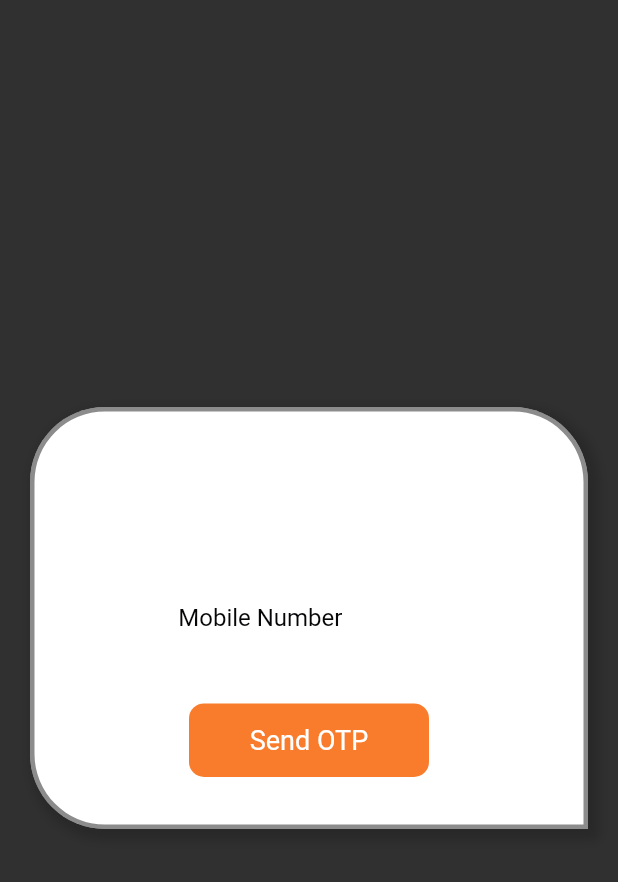
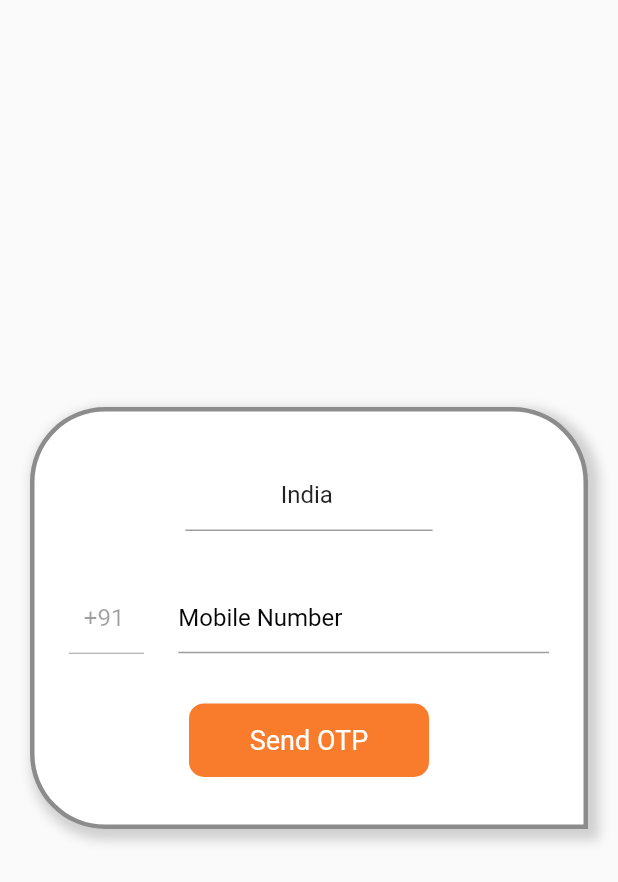
Before and after one commit to Utsav-Virani/Connection, a Flutter app: the screen it shows after launch, on a phone screen of 412 x 824 dp. Shown: the top 882 px of the screen. Run offline on Flutter 3.47's test engine with Material 2 defaults, Android fonts, the phone set to English and light mode, and no system bars; our stand-ins replace cloud_firestore, firebase_auth, firebase_core, pinput, shared_preferences; accounts and stored records are empty.

Commit message:
working on Mobile Authentication and it's UI

```diff
--- a/lib/data/Colors/colorpanel.dart
+++ b/lib/data/Colors/colorpanel.dart
@@ -2,23 +2,23 @@ import 'package:flutter/material.dart';
 
 // ignore: non_constant_identifier_names
 Map<String, Color> ColorPalette = {
-  "swatch 1": Color(0xFFfcfdfd),
-  "swatch 2": Color(0xFF21c293),
-  "swatch 3": Color(0xFFd9dfdf),
-  "swatch 4": Color(0xFF399c7d),
-  "swatch 5": Color(0xFFf8cb43),
-  "swatch 6": Color(0xFFf97c2c),
-  "swatch 7": Color(0xFF87b6d8),
-  "swatch 8": Color(0xFF8bcf62),
-  "swatch 9": Color(0xFFf6f2e6),
-  "swatch 10": Color(0xFFe6d0ba),
-  "swatch 11": Color(0xFFeb5634),
-  "swatch 12": Color(0xFFaaa6cd),
-  "swatch 13": Color(0xFF6968ea),
-  "swatch 14": Color(0xFFee8644),
-  "swatch 15": Color(0xFF060507),
-  "swatch 16": Color(0xFFa9a5d5),
-  "swatch 17": Color(0xFF4d4253),
-  "swatch 18": Color(0xFF75719d),
-  "swatch 19": Color(0xFFf52416),
+  "swatch_1": Color(0xFFfcfdfd),
+  "swatch_2": Color(0xFF21c293),
+  "swatch_3": Color(0xFFd9dfdf),
+  "swatch_4": Color(0xFF399c7d),
+  "swatch_5": Color(0xFFf8cb43),
+  "swatch_6": Color(0xFFf97c2c),
+  "swatch_7": Color(0xFF87b6d8),
+  "swatch_8": Color(0xFF8bcf62),
+  "swatch_9": Color(0xFFf6f2e6),
+  "swatch_10": Color(0xFFe6d0ba),
+  "swatch_11": Color(0xFFeb5634),
+  "swatch_12": Color(0xFFaaa6cd),
+  "swatch_13": Color(0xFF6968ea),
+  "swatch_14": Color(0xFFee8644),
+  "swatch_15": Color(0xFF060507),
+  "swatch_16": Color(0xFFa9a5d5),
+  "swatch_17": Color(0xFF4d4253),
+  "swatch_18": Color(0xFF75719d),
+  "swatch_19": Color(0xFFf52416),
 };
--- a/lib/main.dart
+++ b/lib/main.dart
@@ -1,3 +1,4 @@
+import 'package:connection/data/Colors/colorpanel.dart';
 import 'package:connection/screens/Authentication/Authentication.dart';
 import 'package:connection/screens/HomeView.dart';
 import 'package:connection/widgets/widget.dart';
@@ -19,16 +20,22 @@ class MyApp extends StatelessWidget {
       title: "Connection",
       debugShowCheckedModeBanner: false,
       theme: ThemeData(
-        brightness: Brightness.dark,
+        brightness: Brightness.light,
+        // primarySwatch: MaterialColor(
+        //   0xFF399c7d,
+        //   <int, Color>{
+        //     100: ColorPalette['swatch_4'],
+        //   },
+        // ),
       ),
       home: StreamBuilder(
         stream: FirebaseAuth.instance.authStateChanges(),
         builder: (context, userSnapsort) {
-          // if (userSnapsort.hasData) {
-          //   return HomeView();
-          // } else {
-          return Authentication();
-          // }
+          if (userSnapsort.hasData) {
+            return HomeView();
+          } else {
+            return Authentication();
+          }
         },
       ),
     );
--- a/lib/screens/Authentication/Authentication.dart
+++ b/lib/screens/Authentication/Authentication.dart
@@ -1,5 +1,6 @@
 import 'package:connection/data/Colors/colorpanel.dart';
 import 'package:connection/modal/CountrySelecter.dart';
+import 'package:connection/screens/Authentication/OTPScreen.dart';
 import 'package:flutter/material.dart';
 
 class Authentication extends StatefulWidget {
@@ -8,9 +9,19 @@ class Authentication extends StatefulWidget {
 }
 
 class _AuthenticationState extends State<Authentication> {
-  TextEditingController _countryNameController = new TextEditingController();
+  TextEditingController _countryNameController =
+      new TextEditingController(text: "India");
   TextEditingController _phoneNumberController = new TextEditingController();
-  TextEditingController _phoneCodeController = new TextEditingController();
+  TextEditingController _phoneCodeController =
+      new TextEditingController(text: "+91");
+
+  @override
+  void dispose() {
+    _countryNameController.dispose();
+    _phoneCodeController.dispose();
+    _phoneNumberController.dispose();
+    super.dispose();
+  }
 
   @override
   Widget build(BuildContext context) {
@@ -63,20 +74,24 @@ class _AuthenticationState extends State<Authentication> {
                   children: [
                     Container(
                       width: MediaQuery.of(context).size.width * 0.4,
-                      child: GestureDetector(
+                      child: TextFormField(
+                        readOnly: true,
                         onTap: () async {
-                          final selectedCountryData = await Navigator.push(
+                          final dynamic selectedCountryData =
+                              await Navigator.push(
                             context,
                             MaterialPageRoute(
                                 builder: (context) => CountrySelecter()),
                           );
+                          _countryNameController.text =
+                              selectedCountryData['name'];
+                          _phoneCodeController.text =
+                              selectedCountryData['code'];
                         },
-                        child: TextFormField(
-                          textAlign: TextAlign.center,
-                          enabled: false,
-                          controller: _countryNameController,
-                          decoration: InputDecoration(hintText: "India"),
-                        ),
+                        textAlign: TextAlign.center,
+                        // enabled: false,
+                        controller: _countryNameController,
+                        // decoration: InputDecoration(),
                       ),
                     ),
                     Form(
@@ -91,10 +106,10 @@ class _AuthenticationState extends State<Authentication> {
                               textAlign: TextAlign.center,
                               enabled: false,
                               controller: _phoneCodeController,
-                              cursorColor: ColorPalette['swatch 15'],
+                              cursorColor: ColorPalette['swatch_15'],
                               decoration: InputDecoration(
                                 hintText: "+91",
-                                fillColor: ColorPalette['swatch 15'],
+                                fillColor: ColorPalette['swatch_15'],
                               ),
                             ),
                           ),
@@ -104,12 +119,11 @@ class _AuthenticationState extends State<Authentication> {
                               controller: _phoneNumberController,
                               decoration: InputDecoration(
                                 hintText: "Mobile Number",
-                                hintStyle: TextStyle(
-                                  color: ColorPalette['swatch 15']
-                                ),
-                                focusColor: ColorPalette['swatch 15'],
-                                hoverColor: ColorPalette['swatch 15'],
-                                fillColor: ColorPalette['swatch 15'],
+                                hintStyle:
+                                    TextStyle(color: ColorPalette['swatch_15']),
+                                focusColor: ColorPalette['swatch_15'],
+                                hoverColor: ColorPalette['swatch_15'],
+                                fillColor: ColorPalette['swatch_15'],
                               ),
                             ),
                           ),
@@ -120,17 +134,29 @@ class _AuthenticationState extends State<Authentication> {
                       width: 160,
                       padding: EdgeInsets.symmetric(vertical: 14),
                       decoration: BoxDecoration(
-                        color: ColorPalette['swatch 6'],
+                        color: ColorPalette['swatch_6'],
                         borderRadius: BorderRadius.all(
                           Radius.circular(10),
                         ),
                       ),
                       alignment: Alignment.bottomCenter,
                       child: GestureDetector(
+                        onTap: () {
+                          Navigator.push(
+                            context,
+                            MaterialPageRoute(
+                                builder: (context) => OtpScreen(
+                                    _phoneCodeController.text +
+                                        _phoneNumberController.text)),
+                          );
+                        },
                         child: Container(
                           child: Text(
                             "Send OTP",
-                            style: TextStyle(color: Colors.white, fontSize: 18),
+                            style: TextStyle(
+                              color: Colors.white,
+                              fontSize: 18,
+                            ),
                           ),
                         ),
                       ),
--- a/lib/screens/HomeView.dart
+++ b/lib/screens/HomeView.dart
@@ -11,7 +11,7 @@ class HomeView extends StatefulWidget {
   _HomeViewState createState() => _HomeViewState();
 }
 
-String _myUserName;
+String _myUserName = "utsav";
 Stream _availableChatRoomsStream;
 
 class _HomeViewState extends State<HomeView> {
@@ -62,7 +62,8 @@ class _HomeViewState extends State<HomeView> {
   }
 
   getUserInfo() async {
-    _myUserName = await DataStorage.getUserNamePreference();
+    // _myUserName = await DataStorage.getUserNamePreference();
+    _myUserName = "utsav";
     setState(() {});
   }
 
--- a/pubspec.yaml
+++ b/pubspec.yaml
@@ -33,6 +33,7 @@ dependencies:
   firebase_core: ^1.0.0
   flutter_svg: ^0.19.3
   shared_preferences: ^2.0.5
+  pinput: ^1.2.0
 
 
 dev_dependencies:
```
Also changed, not shown: lib/modal/CountrySelecter.dart (+19 -4 lines), lib/screens/Authentication/Credentials.dart (added, +13 -0 lines), lib/screens/Authentication/OTPScreen.dart (added, +136 -0 lines), lib/widgets/widget.dart (+5 -6 lines), pubspec.lock.
